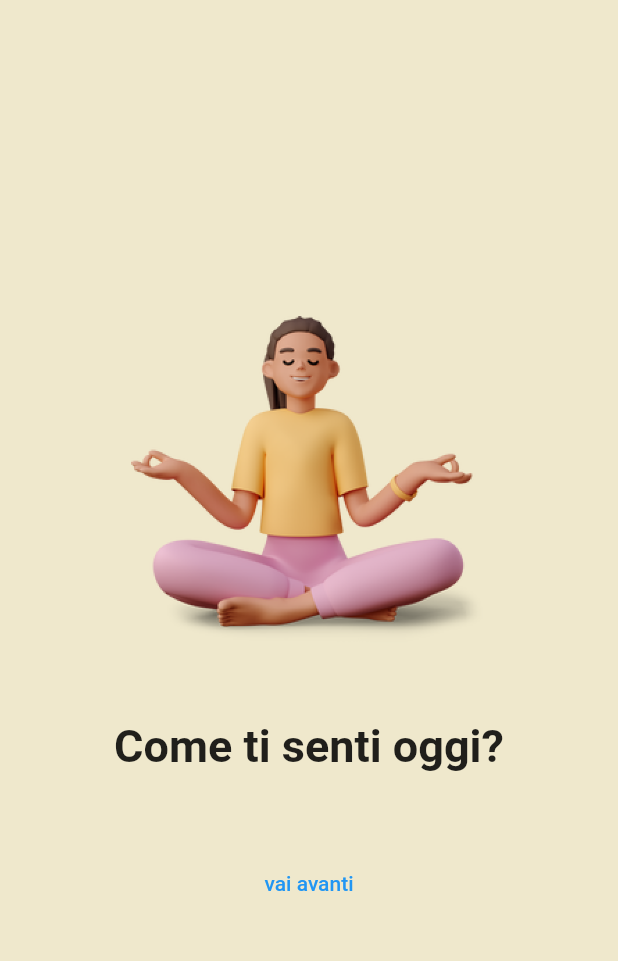
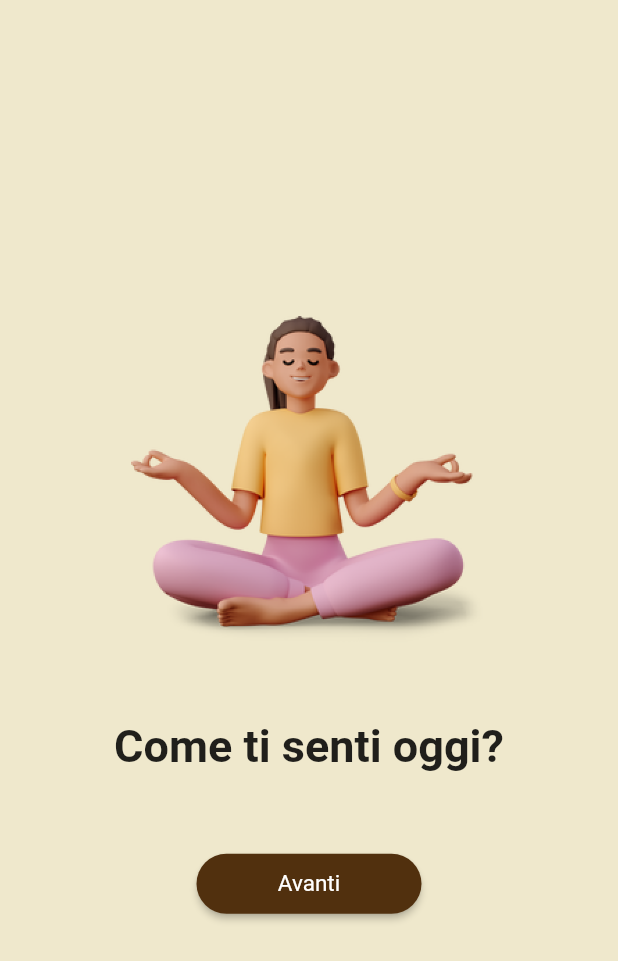
Before and after one commit to ssilvestri15/WakeApp, a Flutter app: the screen it shows after launch, on a phone screen of 412 x 824 dp. Shown: the top 961 px of the screen. Run offline on Flutter 3.47's test engine with Material 2 defaults, Android fonts, the phone set to English and light mode, and no system bars; missing offline and left inert: flutter_camera.

Commit message:
fix button

```diff
--- a/lib/api_utils.dart
+++ b/lib/api_utils.dart
@@ -3,9 +3,7 @@ import 'dart:async';
 import 'dart:convert';
 
 Future<bool> doLogin(String email, String password) async {
-
   try {
-
     Map data = {
       'email' : email,
       'password' : password
@@ -26,15 +24,12 @@ Future<bool> doLogin(String email, String password) async {
 
     if(response.statusCode == 201){
       var data = jsonDecode(response.body.toString());
-      print(data['token']);
       return true;
     } else {
-      print('failed');
       return false;
     }
   } on Exception catch (e) {
     print(e);
     return false;
   }
-
 }
--- a/lib/registraVideo.dart
+++ b/lib/registraVideo.dart
@@ -30,12 +30,23 @@ class RegistraVideo extends StatelessWidget {
               child: Row(
                 mainAxisAlignment: MainAxisAlignment.center,
                 children: [
-                  TextButton(
-                  child: Text('vai avanti'),
+                  ElevatedButton(
                     onPressed: () {
                       Navigator.push(context, CupertinoPageRoute(builder: (context) => const CameraPage()));
                     },
+                    style: ElevatedButton.styleFrom(
+                      shape: const StadiumBorder(),
+                      minimumSize: const Size(150, 40),
+                      backgroundColor: const Color.fromRGBO(81, 48, 14, 1),
+                    ),
+                    child: const Text('Avanti',
+                      style: TextStyle(
+                        color: Colors.white,
+                        fontWeight: FontWeight.normal,
+                        fontSize: 15,
+                      ),
                   ),
+                  )
                 ],
               )
             ),
```
Also changed, not shown: 6 other files.
